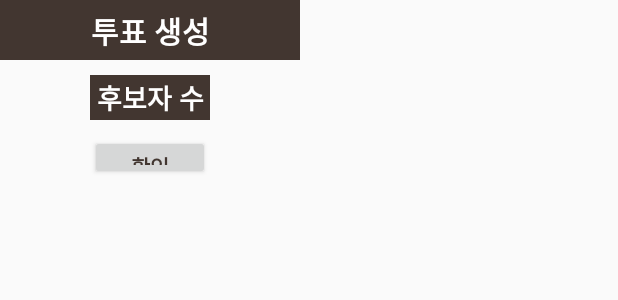
After one commit to 0pg/Profit_Cut, an Android app: the layout activity_participation_pop_up.xml on its own in the app's theme, with its tools: preview values and no code run, on a phone screen of 412 x 824 dp. The commit adds this screen. Shown: the top 300 px of the screen. Run offline under Robolectric (Android 15) with nearby library versions, the phone set to English and light mode, and no system bars.

Commit message:
Add ParticipationPopUp Activity
후보자 수를 동적으로 받는 팝업창 생성

```diff
--- a/Src/Java/Android/Votechain/app/src/main/AndroidManifest.xml
+++ b/Src/Java/Android/Votechain/app/src/main/AndroidManifest.xml
@@ -37,7 +37,9 @@
         <activity android:name=".VotingStateActivity" />
         <activity android:name=".CheckChainActivity" />
         <activity android:name=".TestActivity" />
-        <activity android:name=".MakeVoteActivity"></activity>
+        <activity android:name=".MakeVoteActivity" />
+        <activity android:name=".ParticipationPopUpActivity"
+            android:theme="@android:style/Theme.DeviceDefault.Light.Dialog.NoActionBar"></activity>
     </application>
 
 </manifest>
--- a/Src/Java/Android/Votechain/app/src/main/java/profitcut/votechain/MakeVoteActivity.java
+++ b/Src/Java/Android/Votechain/app/src/main/java/profitcut/votechain/MakeVoteActivity.java
@@ -33,7 +33,7 @@ public class MakeVoteActivity extends AppCompatActivity {
     MyApplication myApp = (MyApplication)getApplication();
     LinearLayout candidatesLayout;
     EditText year, month, day, hour;
-    int getNumber = 2;
+    int candidateNum = myApp.candidate_Num;
     ArrayList<EditText> arr = new ArrayList<>();
     @Override
     protected void onCreate(Bundle savedInstanceState) {
@@ -46,7 +46,7 @@ public class MakeVoteActivity extends AppCompatActivity {
 
         candidatesLayout = (LinearLayout)findViewById(R.id.candidatesLayout);
 
-        for (int i = 0; i < getNumber; i++) {
+        for (int i = 0; i < candidateNum; i++) {
             EditText candidateText = new EditText(this);
             LinearLayout.LayoutParams param = new LinearLayout.LayoutParams(LinearLayout.LayoutParams.WRAP_CONTENT, LinearLayout.LayoutParams.WRAP_CONTENT);
             param.topMargin = 10;
--- a/Src/Java/Android/Votechain/app/src/main/java/profitcut/votechain/MyApplication.java
+++ b/Src/Java/Android/Votechain/app/src/main/java/profitcut/votechain/MyApplication.java
@@ -15,6 +15,7 @@ import java.util.LinkedHashMap;
 
 public class MyApplication extends Application {
     final static String ver = "V1.0.0";
+    static int candidate_Num = 0;
     static float deadline;
     static String constructor;
     static String id;
@@ -43,6 +44,7 @@ public class MyApplication extends Application {
     static boolean flag = true;
 
     public static void init(){
+        candidate_Num = 0;
          deadline = 0;
          constructor = null;
          subject = null;
--- /dev/null
+++ b/Src/Java/Android/Votechain/app/src/main/java/profitcut/votechain/ParticipationPopUpActivity.java
@@ -0,0 +1,29 @@
+package profitcut.votechain;
+
+import android.app.Activity;
+import android.content.Intent;
+import android.support.v7.app.AppCompatActivity;
+import android.os.Bundle;
+import android.view.View;
+import android.widget.EditText;
+
+public class ParticipationPopUpActivity extends Activity {
+    MyApplication myApp = (MyApplication) getApplication();
+
+    EditText candidate_Num;
+
+    @Override
+    protected void onCreate(Bundle savedInstanceState) {
+        super.onCreate(savedInstanceState);
+        setContentView(R.layout.activity_participation_pop_up);
+
+        candidate_Num = (EditText) findViewById(R.id.candidate_Num);
+    }
+
+    public void onButtonMake(View view) {
+        myApp.candidate_Num = Integer.valueOf(candidate_Num.getText().toString());
+
+        Intent MakeIntent = new Intent(ParticipationPopUpActivity.this, MakeVoteActivity.class);
+        startActivity(MakeIntent);
+    }
+}
--- a/Src/Java/Android/Votechain/app/src/main/java/profitcut/votechain/VoteParticipationActivity.java
+++ b/Src/Java/Android/Votechain/app/src/main/java/profitcut/votechain/VoteParticipationActivity.java
@@ -49,9 +49,11 @@ public class VoteParticipationActivity extends AppCompatActivity {
         myApp.subject = vote_name_Text.getText().toString();
         createTable(myApp.subject);
         if(getData()) {
-            Toast.makeText(getApplicationContext(), "투표 생성을 먼저 해주세요! (이미 진행중인 같은 주제의 투표와 합쳐질 수 있습니다)", Toast.LENGTH_LONG).show();
+            Intent PopupIntent = new Intent(VoteParticipationActivity.this, ParticipationPopUpActivity.class);
+            startActivity(PopupIntent);
+/*            Toast.makeText(getApplicationContext(), "투표 생성을 먼저 해주세요! (이미 진행중인 같은 주제의 투표와 합쳐질 수 있습니다)", Toast.LENGTH_LONG).show();
             Intent MakeIntent = new Intent(VoteParticipationActivity.this, MakeVoteActivity.class);
-            startActivity(MakeIntent);
+            startActivity(MakeIntent);*/
         }else {
                 new PutDataBase(dh).insertIdentifier(myApp.subject + "_identifier", myApp.id, myApp.prk, myApp.puk);
                 new PutDataBase(dh).insertUserInfo(myApp.subject + "_user_info", myApp.id, myApp.puk);
--- /dev/null
+++ b/Src/Java/Android/Votechain/app/src/main/res/layout/activity_participation_pop_up.xml
@@ -0,0 +1,67 @@
+<?xml version="1.0" encoding="utf-8"?>
+<android.support.constraint.ConstraintLayout xmlns:android="http://schemas.android.com/apk/res/android"
+    xmlns:app="http://schemas.android.com/apk/res-auto"
+    xmlns:tools="http://schemas.android.com/tools"
+    android:layout_width="200dp"
+    android:layout_height="130dp"
+    tools:context=".ParticipationPopUpActivity">
+
+    <LinearLayout
+        android:layout_width="match_parent"
+        android:layout_height="match_parent"
+        android:orientation="vertical">
+        <LinearLayout
+            android:layout_width="match_parent"
+            android:layout_height="40dp"
+            android:orientation="horizontal"
+            android:background="@color/colorPrimaryDark">
+            <TextView
+                android:layout_width="match_parent"
+                android:layout_height="wrap_content"
+                android:layout_gravity="center"
+                android:text="투표 생성"
+                android:textColor="#ffffff"
+                android:textSize="20dp"
+                android:textStyle="bold"
+                android:gravity="center"
+                android:layout_marginTop="5dp"
+                android:layout_marginBottom="5dp"/>
+        </LinearLayout>
+
+        <LinearLayout
+            android:layout_width="match_parent"
+            android:layout_height="wrap_content"
+            android:layout_marginTop="10dp"
+            android:gravity="center">
+
+            <EditText
+                android:layout_width="80dp"
+                android:layout_height="30dp"
+                android:background="@color/colorPrimaryDark"
+                android:textColor="#ffffff"
+                android:textStyle="bold"
+                android:gravity="center"
+                android:hint="후보자 수"
+                android:textColorHint="#ffffff"
+                android:inputType="number"
+                android:id="@+id/candidate_Num"/>
+        </LinearLayout>
+
+        <LinearLayout
+            android:layout_width="match_parent"
+            android:layout_height="wrap_content"
+            android:gravity="center"
+            android:layout_marginTop="10dp">
+
+            <Button
+                android:layout_width="80dp"
+                android:layout_height="30dp"
+                android:onClick="onButtonMake"
+                android:text="확인"
+                android:textColor="@color/colorPrimaryDark"
+                android:textStyle="bold" />
+
+        </LinearLayout>
+    </LinearLayout>
+
+</android.support.constraint.ConstraintLayout>
```
